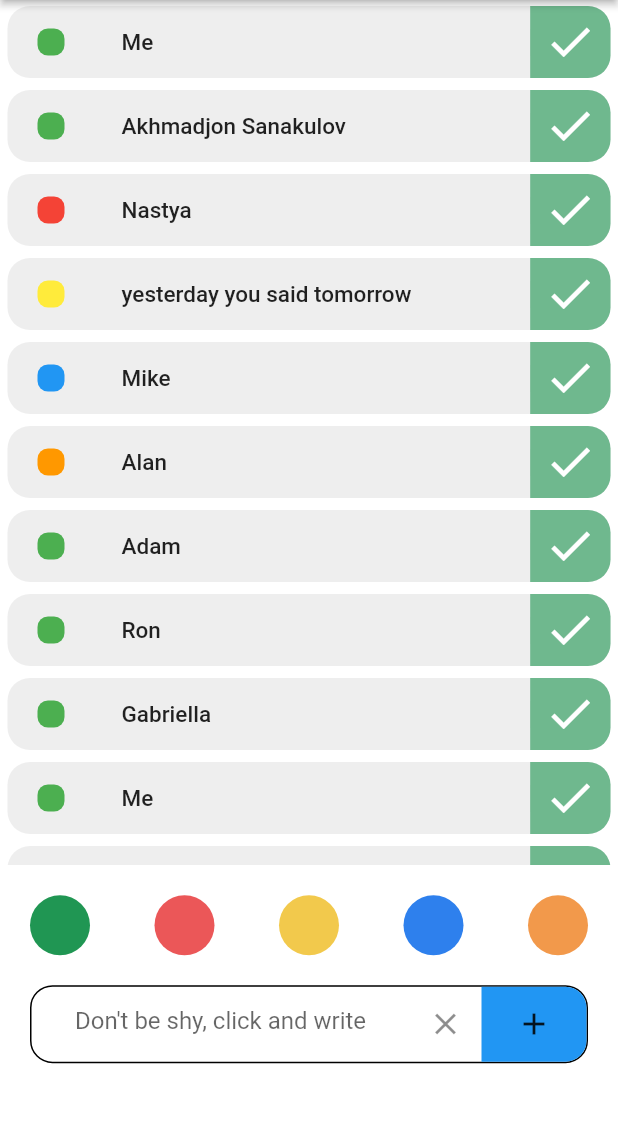
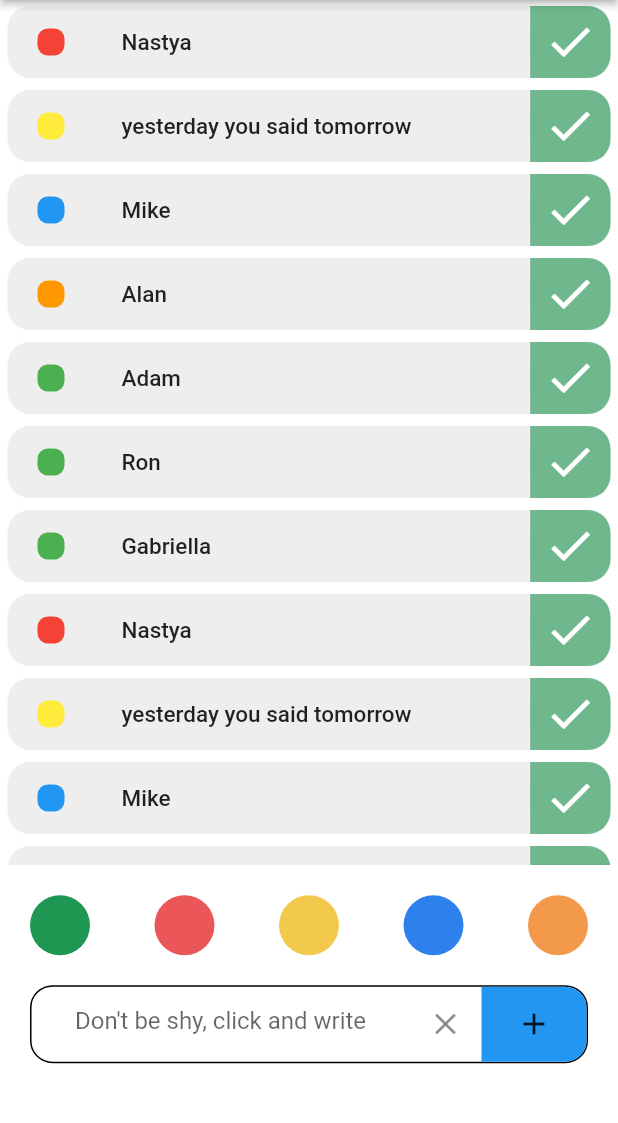
Before and after one commit to OybekNarzikulov/ToDoApp, a Flutter app: the screen it shows after launch, on a phone screen of 412 x 824 dp, the part 84-1207 px from its top. Run offline on Flutter 3.47's test engine with Material 2 defaults, Android fonts, the phone set to English and light mode, and no system bars.

Commit message:
second commit

```diff
--- a/lib/models/task.dart
+++ b/lib/models/task.dart
@@ -31,8 +31,6 @@ List<CircleColor> color_list = [
 ];
 
 List<Task> task_list = [
-  Task(id: 0, color: Colors.green, title: 'Me', isChecked: true),
-  Task(id: 1, color: Colors.green, title: 'Akhmadjon Sanakulov', isChecked: true),
   Task(id: 2, color: Colors.red, title: 'Nastya', isChecked: true),
   Task(id: 3, color: Colors.yellow, title: 'yesterday you said tomorrow', isChecked: true),
   Task(id: 4, color: Colors.blue, title: 'Mike', isChecked: true),
@@ -40,8 +38,6 @@ List<Task> task_list = [
   Task(id: 6, color: Colors.green, title: 'Adam', isChecked: true),
   Task(id: 7, color: Colors.green, title: 'Ron', isChecked: true),
   Task(id: 8, color: Colors.green, title: 'Gabriella', isChecked: true),
-  Task(id: 0, color: Colors.green, title: 'Me', isChecked: true),
-  Task(id: 1, color: Colors.green, title: 'Akhmadjon Sanakulov', isChecked: true),
   Task(id: 2, color: Colors.red, title: 'Nastya', isChecked: true),
   Task(id: 3, color: Colors.yellow, title: 'yesterday you said tomorrow', isChecked: true),
   Task(id: 4, color: Colors.blue, title: 'Mike', isChecked: true),
--- a/lib/my_home_page.dart
+++ b/lib/my_home_page.dart
@@ -12,9 +12,10 @@ class MyHomePage extends StatefulWidget {
 }
 
 class _MyHomePageState extends State<MyHomePage> {
+
   void addNewTask(Color userColor, String userText) {
     final newTask =
-        Task(id: 1, color: userColor, isChecked: true, title: userText);
+    Task(id: 1, color: userColor, isChecked: true, title: userText);
     setState(() {
       task_list.add(newTask);
     });
@@ -35,7 +36,7 @@ class _MyHomePageState extends State<MyHomePage> {
       body: Column(
         children: [
           TaskList(),
-          UserInput(),
+          UserInput(addTask: addNewTask),
         ],
       ),
     );
```
Also changed, not shown: lib/user_inpute.dart (+18 -5 lines).
